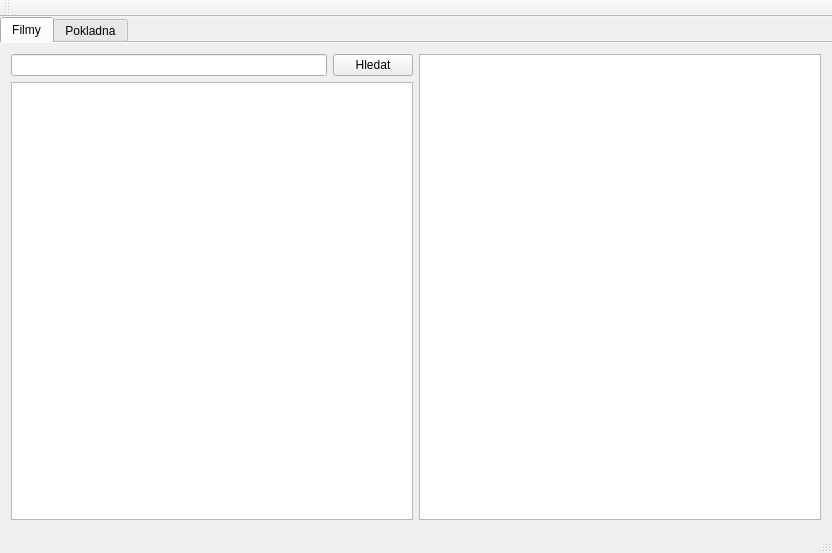
Old version of the form mainwindow.ui in the repository darmonlor/KUMovie.
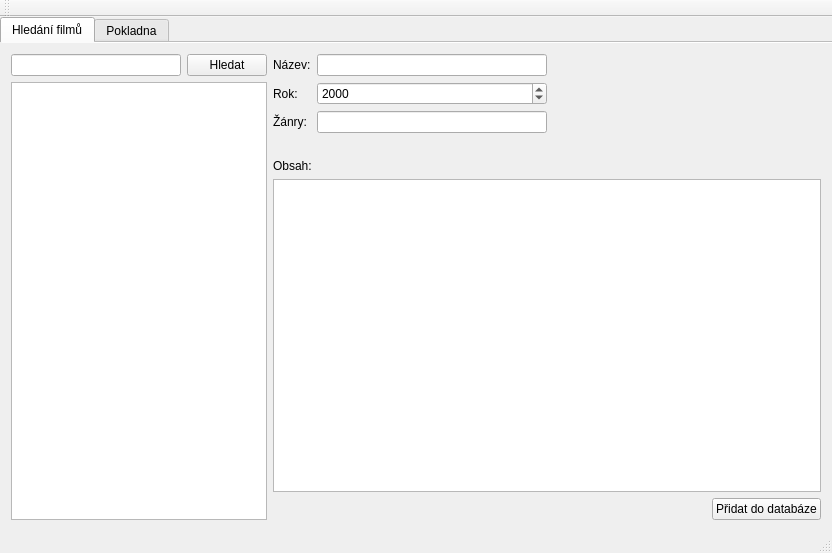
New version of the form.

Commit message: database file added search form finished

Diff of the .ui file:
```diff
--- a/mainwindow.ui
+++ b/mainwindow.ui
@@ -40,9 +40,9 @@
       </property>
       <widget class="QWidget" name="tab">
        <attribute name="title">
-        <string>Filmy</string>
+        <string>Hledání filmů</string>
        </attribute>
-       <layout class="QHBoxLayout" name="horizontalLayout_3">
+       <layout class="QHBoxLayout" name="horizontalLayout_3" stretch="0,1">
         <item>
          <layout class="QVBoxLayout" name="verticalLayout">
           <item>
@@ -65,7 +65,122 @@
          </layout>
         </item>
         <item>
-         <widget class="QTextEdit" name="searchText"/>
+         <layout class="QVBoxLayout" name="verticalLayout_2">
+          <item>
+           <layout class="QHBoxLayout" name="horizontalLayout_4">
+            <item>
+             <layout class="QFormLayout" name="formLayout">
+              <item row="0" column="0">
+               <widget class="QLabel" name="label_2">
+                <property name="text">
+                 <string>Název:</string>
+                </property>
+               </widget>
+              </item>
+              <item row="0" column="1">
+               <widget class="QLineEdit" name="searchNameEdit"/>
+              </item>
+              <item row="1" column="0">
+               <widget class="QLabel" name="label_3">
+                <property name="text">
+                 <string>Rok:</string>
+                </property>
+               </widget>
+              </item>
+              <item row="1" column="1">
+               <widget class="QSpinBox" name="searchYearSpinBox">
+                <property name="prefix">
+                 <string/>
+                </property>
+                <property name="minimum">
+                 <number>1900</number>
+                </property>
+                <property name="maximum">
+                 <number>3000</number>
+                </property>
+                <property name="value">
+                 <number>2000</number>
+                </property>
+                <property name="displayIntegerBase">
+                 <number>10</number>
+                </property>
+               </widget>
+              </item>
+              <item row="2" column="0">
+               <widget class="QLabel" name="label_4">
+                <property name="text">
+                 <string>Žánry:</string>
+                </property>
+               </widget>
+              </item>
+              <item row="2" column="1">
+               <widget class="QLineEdit" name="searchGenreEdit"/>
+              </item>
+             </layout>
+            </item>
+            <item>
+             <spacer name="horizontalSpacer_2">
+              <property name="orientation">
+               <enum>Qt::Horizontal</enum>
+              </property>
+              <property name="sizeHint" stdset="0">
+               <size>
+                <width>40</width>
+                <height>20</height>
+               </size>
+              </property>
+             </spacer>
+            </item>
+           </layout>
+          </item>
+          <item>
+           <spacer name="horizontalSpacer">
+            <property name="orientation">
+             <enum>Qt::Horizontal</enum>
+            </property>
+            <property name="sizeHint" stdset="0">
+             <size>
+              <width>40</width>
+              <height>20</height>
+             </size>
+            </property>
+           </spacer>
+          </item>
+          <item>
+           <widget class="QLabel" name="label">
+            <property name="text">
+             <string>Obsah:</string>
+            </property>
+           </widget>
+          </item>
+          <item>
+           <widget class="QTextEdit" name="searchPlotText"/>
+          </item>
+          <item>
+           <layout class="QHBoxLayout" name="horizontalLayout_5">
+            <item>
+             <spacer name="horizontalSpacer_3">
+              <property name="orientation">
+               <enum>Qt::Horizontal</enum>
+              </property>
+              <property name="sizeHint" stdset="0">
+               <size>
+                <width>40</width>
+                <height>20</height>
+               </size>
+              </property>
+             </spacer>
+            </item>
+            <item>
+             <widget class="QPushButton" name="SearchDbaddButton">
+              <property name="text">
+               <string>Přidat do databáze</string>
+              </property>
+             </widget>
+            </item>
+           </layout>
+          </item>
+         </layout>
         </item>
        </layout>
       </widget>
```
Left out of the diff: 23 changed lines with no effect on the pictures. The commit also changes 4 other files.
